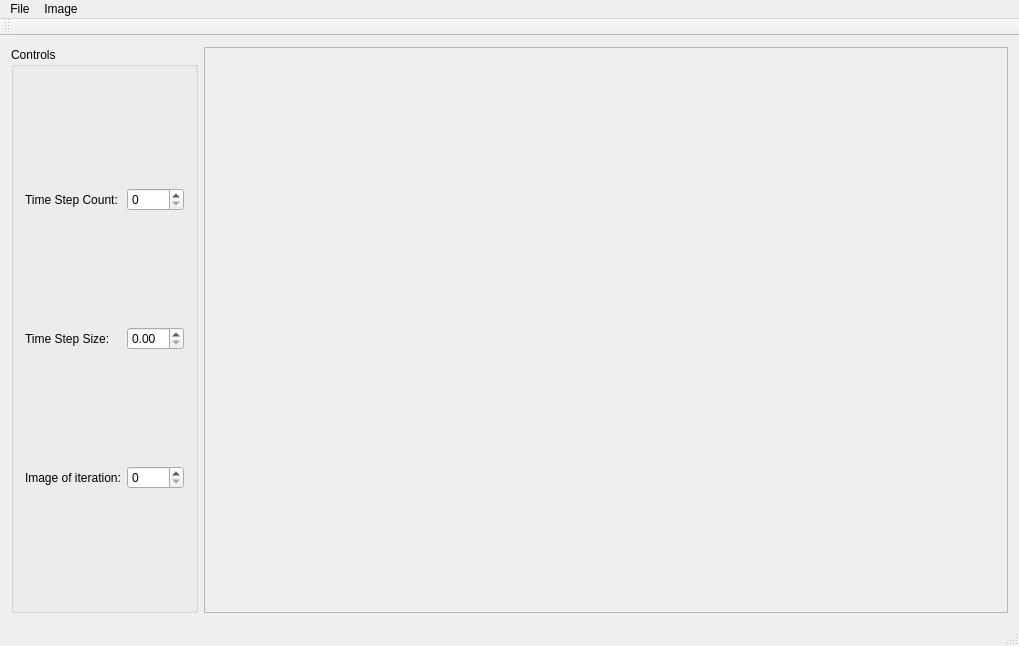
The window that src/ImageViewer.ui (Kalorina/SpracovanieObrazu) describes before a commit, drawn with Qt 5.
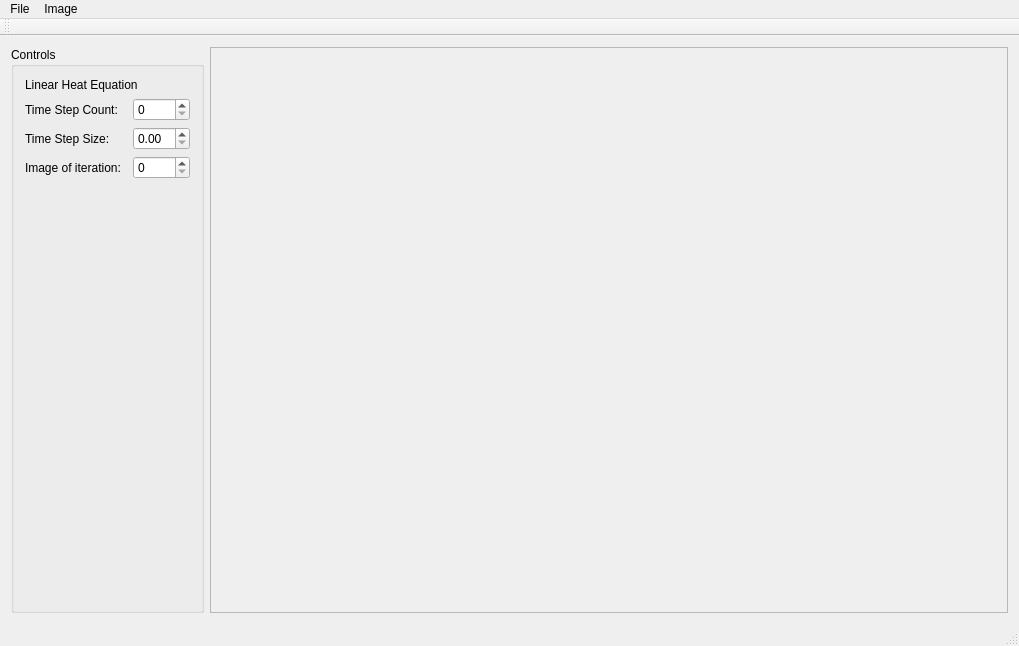
The same window after the commit.

```diff
--- a/src/ImageViewer.ui
+++ b/src/ImageViewer.ui
@@ -21,36 +21,56 @@
        <string>Controls</string>
       </property>
       <layout class="QGridLayout" name="gridLayout">
-       <item row="1" column="0">
+       <item row="1" column="2">
+        <widget class="QSpinBox" name="stepCountspinBox"/>
+       </item>
+       <item row="3" column="2">
+        <widget class="QSpinBox" name="IDiterationsspinBox"/>
+       </item>
+       <item row="4" column="0">
+        <spacer name="verticalSpacer">
+         <property name="orientation">
+          <enum>Qt::Orientation::Vertical</enum>
+         </property>
+         <property name="sizeHint" stdset="0">
+          <size>
+           <width>20</width>
+           <height>40</height>
+          </size>
+         </property>
+        </spacer>
+       </item>
+       <item row="2" column="2">
+        <widget class="QDoubleSpinBox" name="timeStepdoubleSpinBox"/>
+       </item>
+       <item row="3" column="0">
+        <widget class="QLabel" name="label_3">
+         <property name="text">
+          <string>Image of iteration:</string>
+         </property>
+        </widget>
+       </item>
+       <item row="2" column="0">
         <widget class="QLabel" name="label_2">
          <property name="text">
           <string>Time Step Size:</string>
          </property>
         </widget>
        </item>
-       <item row="0" column="0">
+       <item row="1" column="0">
         <widget class="QLabel" name="label">
          <property name="text">
           <string>Time Step Count:</string>
          </property>
         </widget>
        </item>
-       <item row="2" column="0">
-        <widget class="QLabel" name="label_3">
+       <item row="0" column="0" colspan="3">
+        <widget class="QLabel" name="label_4">
          <property name="text">
-          <string>Image of iteration:</string>
+          <string>Linear Heat Equation</string>
          </property>
         </widget>
        </item>
-       <item row="0" column="2">
-        <widget class="QSpinBox" name="stepCountspinBox"/>
-       </item>
-       <item row="2" column="2">
-        <widget class="QSpinBox" name="IDiterationsspinBox"/>
-       </item>
-       <item row="1" column="2">
-        <widget class="QDoubleSpinBox" name="timeStepdoubleSpinBox"/>
-       </item>
       </layout>
      </widget>
     </item>
@@ -64,7 +84,7 @@
         <rect>
          <x>0</x>
          <y>0</y>
-         <width>788</width>
+         <width>782</width>
          <height>560</height>
         </rect>
        </property>
```
Left out of the diff: 7 changed lines with no effect on the pictures.
